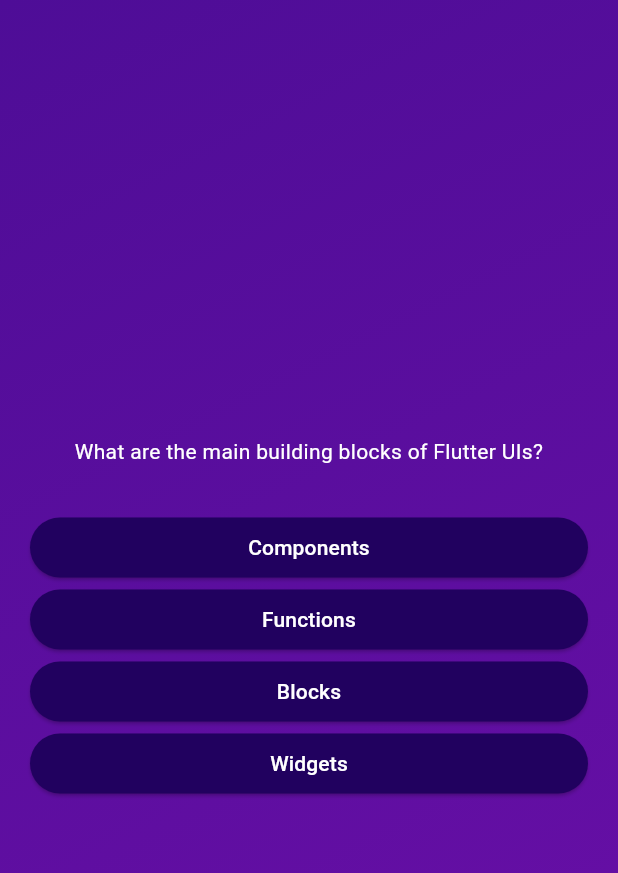
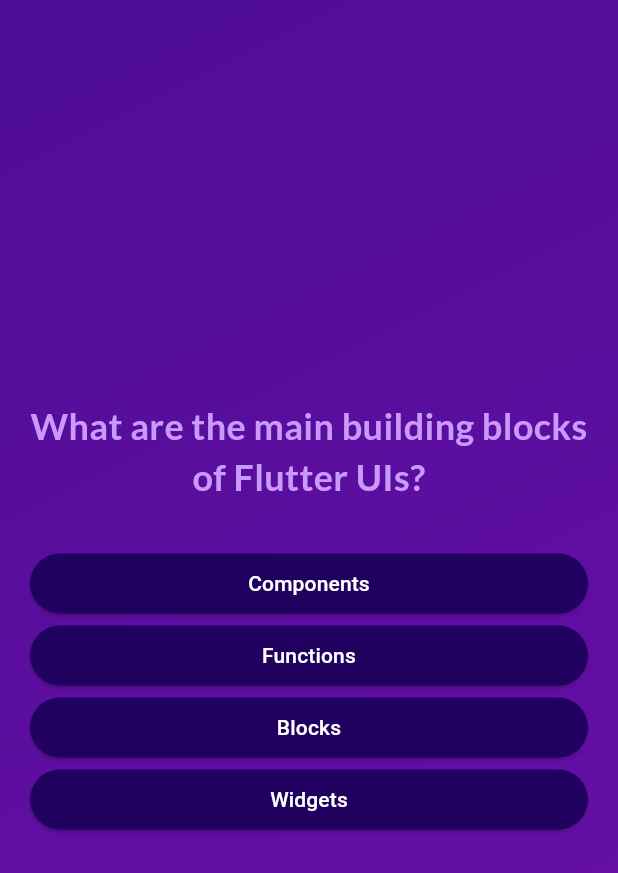
Before and after one commit to lancekian12/Quiz-App, a Flutter app: the screen it shows after launch, after a tap on "Start Quiz", on a phone screen of 412 x 824 dp. Shown: the top 873 px of the screen. Run offline on Flutter 3.47's test engine with Material 3 defaults, Android fonts, the phone set to English and light mode, and no system bars; our stand-ins replace google_fonts.

Commit message:
changed the font style and download a thirdparty dependency

```diff
--- a/lib/question_screen.dart
+++ b/lib/question_screen.dart
@@ -1,6 +1,7 @@
 import 'package:flutter/material.dart';
 import 'package:quiz_app/answer_button.dart';
 import 'package:quiz_app/data/questions.dart';
+import 'package:google_fonts/google_fonts.dart';
 
 class QuestionScreen extends StatefulWidget {
   const QuestionScreen({super.key});
@@ -33,7 +34,11 @@ class _QuestionScreenState extends State<QuestionScreen> {
           children: [
             Text(
               currentQuestion.text,
-              style: const TextStyle(color: Colors.white),
+              style: GoogleFonts.lato(
+                color: const Color.fromARGB(255, 201, 153, 251),
+                fontSize: 24,
+                fontWeight: FontWeight.bold,
+              ),
               textAlign: TextAlign.center,
             ),
             const SizedBox(height: 30),
--- a/lib/start_screen.dart
+++ b/lib/start_screen.dart
@@ -1,4 +1,5 @@
 import 'package:flutter/material.dart';
+import 'package:google_fonts/google_fonts.dart';
 
 class StartScreen extends StatelessWidget {
   const StartScreen(this.startQuiz, {super.key});
@@ -24,9 +25,9 @@ class StartScreen extends StatelessWidget {
           //   ),
           // ),
           const SizedBox(height: 80),
-          const Text(
+          Text(
             "Learn flutter the fun way",
-            style: TextStyle(
+            style: GoogleFonts.lato(
               color: Colors.white,
               fontSize: 24,
             ),
--- a/pubspec.yaml
+++ b/pubspec.yaml
@@ -34,6 +34,7 @@ dependencies:
   # The following adds the Cupertino Icons font to your application.
   # Use with the CupertinoIcons class for iOS style icons.
   cupertino_icons: ^1.0.6
+  google_fonts: ^6.2.1
 
 dev_dependencies:
   flutter_test:
```
Also changed, not shown: pubspec.lock, 1 other file.
